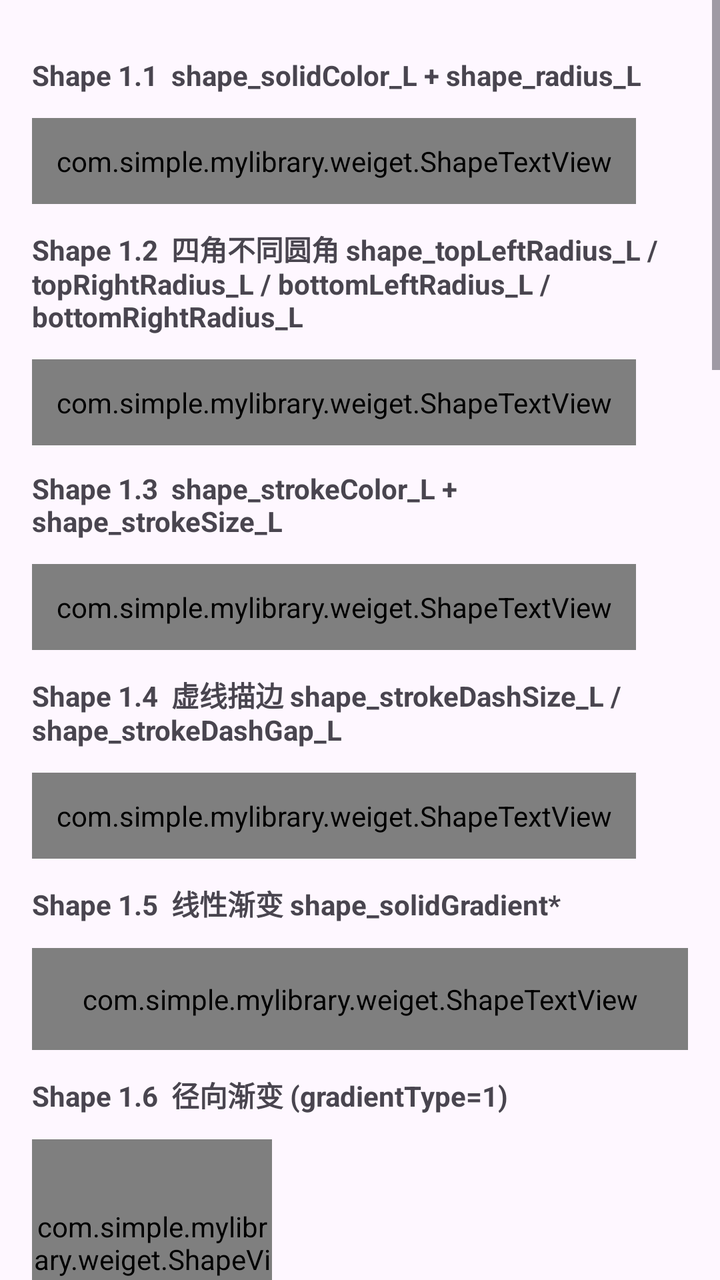
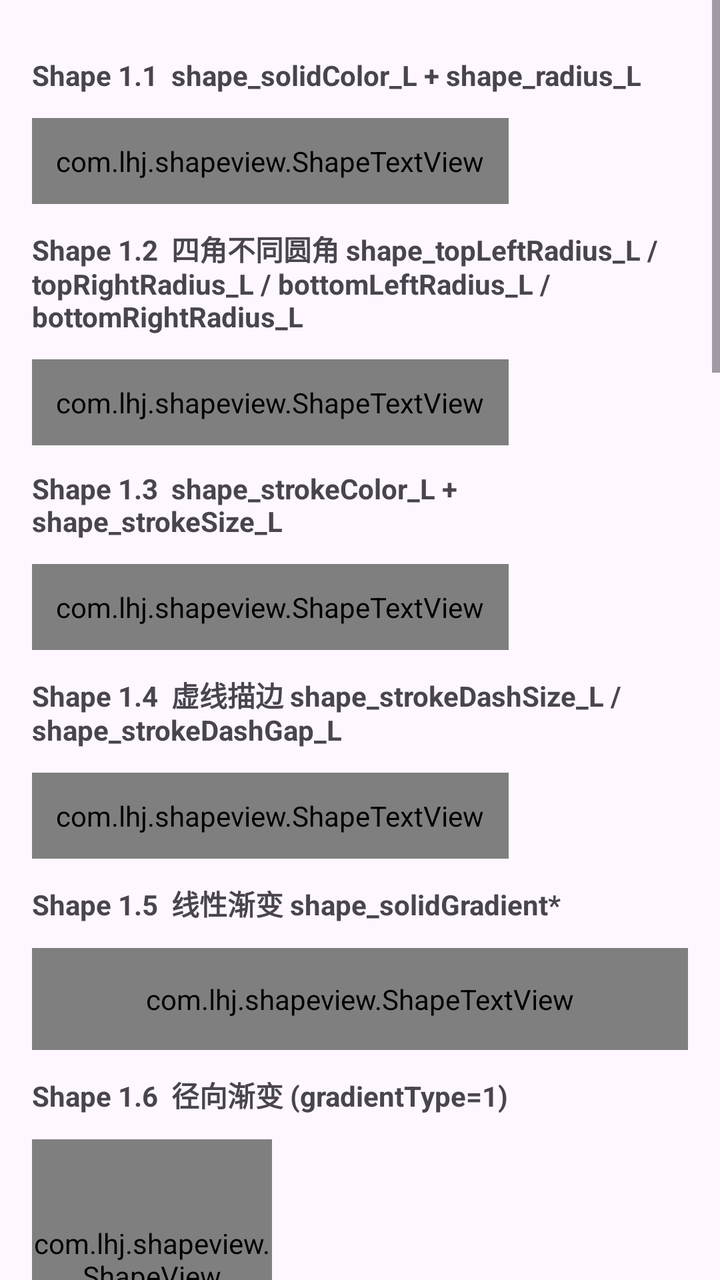

Compare the two renders of this Android layout. The source of the first and the diff that turns it into the second are given below.
<!-- AndroidManifest.xml: application theme Theme.MyApplication -->
<!-- res/layout/activity_view.xml -->
<?xml version="1.0" encoding="utf-8"?>
<ScrollView xmlns:android="http://schemas.android.com/apk/res/android"
    xmlns:app="http://schemas.android.com/apk/res-auto"
    xmlns:tools="http://schemas.android.com/tools"
    android:id="@+id/main"
    android:layout_width="match_parent"
    android:layout_height="match_parent"
    android:fillViewport="true"
    tools:context=".ViewActivity">

    <LinearLayout
        android:layout_width="match_parent"
        android:layout_height="wrap_content"
        android:orientation="vertical"
        android:padding="16dp">


        
        
        

        <TextView
            android:layout_width="wrap_content"
            android:layout_height="wrap_content"
            android:paddingVertical="12dp"
            android:text="Shape 1.1  shape_solidColor_L + shape_radius_L"
            android:textStyle="bold" />

        <com.simple.mylibrary.weiget.ShapeTextView
            android:layout_width="wrap_content"
            android:layout_height="wrap_content"
            android:gravity="center"
            android:padding="12dp"
            android:text="实心 + 圆角"
            android:textColor="#FFFFFF"
            app:shape_radius_L="8dp"
            app:shape_solidColor_L="#3F51B5" />


        <TextView
            android:layout_width="wrap_content"
            android:layout_height="wrap_content"
            android:paddingVertical="12dp"
            android:text="Shape 1.2  四角不同圆角 shape_topLeftRadius_L / topRightRadius_L / bottomLeftRadius_L / bottomRightRadius_L"
            android:textStyle="bold" />

        <com.simple.mylibrary.weiget.ShapeTextView
            android:layout_width="wrap_content"
            android:layout_height="wrap_content"
            android:gravity="center"
            android:padding="12dp"
            android:text="左上 16dp / 右下 16dp"
            android:textColor="#FFFFFF"
            app:shape_bottomRightRadius_L="16dp"
            app:shape_solidColor_L="#009688"
            app:shape_topLeftRadius_L="16dp" />


        <TextView
            android:layout_width="wrap_content"
            android:layout_height="wrap_content"
            android:paddingVertical="12dp"
            android:text="Shape 1.3  shape_strokeColor_L + shape_strokeSize_L"
            android:textStyle="bold" />

        <com.simple.mylibrary.weiget.ShapeTextView
            android:layout_width="wrap_content"
            android:layout_height="wrap_content"
            android:gravity="center"
            android:padding="12dp"
            android:text="描边 2dp + 半透明红"
            android:textColor="#E91E63"
            app:shape_radius_L="6dp"
            app:shape_solidColor_L="#FFF0F4"
            app:shape_strokeColor_L="#E91E63"
            app:shape_strokeSize_L="2dp" />


        <TextView
            android:layout_width="wrap_content"
            android:layout_height="wrap_content"
            android:paddingVertical="12dp"
            android:text="Shape 1.4  虚线描边 shape_strokeDashSize_L / shape_strokeDashGap_L"
            android:textStyle="bold" />

        <com.simple.mylibrary.weiget.ShapeTextView
            android:layout_width="wrap_content"
            android:layout_height="wrap_content"
            android:gravity="center"
            android:padding="12dp"
            android:text="虚线 6dp 间距 4dp"
            android:textColor="#FF9800"
            app:shape_radius_L="6dp"
            app:shape_solidColor_L="#FFFFFF"
            app:shape_strokeColor_L="#FF9800"
            app:shape_strokeDashGap_L="4dp"
            app:shape_strokeDashSize_L="6dp"
            app:shape_strokeSize_L="2dp" />


        <TextView
            android:layout_width="wrap_content"
            android:layout_height="wrap_content"
            android:paddingVertical="12dp"
            android:text="Shape 1.5  线性渐变 shape_solidGradient*"
            android:textStyle="bold" />

        <com.simple.mylibrary.weiget.ShapeTextView
            android:layout_width="match_parent"
            android:layout_height="wrap_content"
            android:gravity="center"
            android:padding="16dp"
            android:text="左→中→右 三段渐变 (LEFT_RIGHT)"
            android:textColor="#FFFFFF"
            app:shape_radius_L="8dp"
            app:shape_solidGradientCenterColor_L="#9C27B0"
            app:shape_solidGradientEndColor_L="#03A9F4"
            app:shape_solidGradientOrientation_L="leftToRight"
            app:shape_solidGradientStartColor_L="#F44336"
            app:shape_solidGradientType_L="linear" />


        <TextView
            android:layout_width="wrap_content"
            android:layout_height="wrap_content"
            android:paddingVertical="12dp"
            android:text="Shape 1.6  径向渐变 (gradientType=1)"
            android:textStyle="bold" />

        <com.simple.mylibrary.weiget.ShapeView
            android:layout_width="120dp"
            android:layout_height="120dp"
            app:shape_radius_L="60dp"
            app:shape_solidGradientCenterX_L="0.5"
            app:shape_solidGradientCenterY_L="0.5"
            app:shape_solidGradientEndColor_L="#1A237E"
            app:shape_solidGradientRadius_L="60dp"
            app:shape_solidGradientStartColor_L="#FFEB3B"
            app:shape_solidGradientType_L="radial" />


        <TextView
            android:layout_width="wrap_content"
            android:layout_height="wrap_content"
            android:paddingVertical="12dp"
            android:text="Shape 1.7  按压/选中态颜色 shape_solidPressedColor_L 等"
            android:textStyle="bold" />

        <com.simple.mylibrary.weiget.ShapeButton
            android:id="@+id/btn_color"
            android:layout_width="wrap_content"
            android:layout_height="wrap_content"
            android:text="按一下试试"
            android:textColor="#FFFFFF"
            app:shape_radius_L="24dp"
            app:shape_solidColor_L="#2196F3"
            app:shape_solidDisabledColor_L="#1F1E1E"
            app:shape_solidPressedColor_L="#FFC107"
            app:shape_solidSelectedColor_L="#3ABF3F" />


        <TextView
            android:layout_width="wrap_content"
            android:layout_height="wrap_content"
            android:paddingVertical="12dp"
            android:text="Shape 1.8  椭圆 shape_L=1"
            android:textStyle="bold" />

        <com.simple.mylibrary.weiget.ShapeView
            android:layout_width="120dp"
            android:layout_height="60dp"
            app:shape_L="oval"
            app:shape_solidColor_L="#4CAF50"
            app:shape_strokeColor_L="#1B5E20"
            app:shape_strokeSize_L="2dp" />


        <TextView
            android:layout_width="wrap_content"
            android:layout_height="wrap_content"
            android:paddingVertical="12dp"
            android:textColor="@color/black"
            android:text="Shape 1.9  圆环 shape_L=3 + shape_innerRadiusRatio_L / shape_thicknessRatio_L"
            android:textStyle="bold" />

        <com.simple.mylibrary.weiget.ShapeView
            android:layout_width="100dp"
            android:layout_height="100dp"
            app:shape_L="ring"
            app:shape_innerRadiusRatio_L="3"
            app:shape_solidColor_L="#FF5722"
            app:shape_thicknessRatio_L="9"
            app:shape_useLevel_L="false" />


        <TextView
            android:layout_width="wrap_content"
            android:layout_height="wrap_content"
            android:paddingVertical="12dp"
            android:textColor="@color/black"
            android:text="Shape 1.10  线条 shape_L=2 + shape_lineGravity_L"
            android:textStyle="bold" />

        <com.simple.mylibrary.weiget.ShapeView
            android:layout_width="match_parent"
            android:layout_height="20dp"
            app:shape_L="line"
            app:shape_lineGravity_L="center"
            app:shape_strokeColor_L="#607D8B"
            app:shape_strokeDashGap_L="4dp"
            app:shape_strokeDashSize_L="8dp"
            app:shape_strokeSize_L="2dp" />


        <TextView
            android:layout_width="wrap_content"
            android:layout_height="wrap_content"
            android:textColor="@color/black"
            android:text="Shape 1.11  显式 shape_width_L / shape_height_L"
            android:textStyle="bold" />

        <com.simple.mylibrary.weiget.ShapeView
            android:layout_width="wrap_content"
            android:layout_height="wrap_content"
            app:shape_height_L="48dp"
            app:shape_radius_L="24dp"
            app:shape_solidColor_L="#795548"
            app:shape_width_L="160dp" />


        <View
            android:layout_width="match_parent"
            android:layout_height="1dp"
            android:layout_marginVertical="24dp"
            android:background="#DDDDDD" />


        
        
        

        <TextView
            android:layout_width="wrap_content"
            android:layout_height="wrap_content"
            android:paddingVertical="12dp"
            android:text="Shadow 2.1  仅 shape_shadowElevation_L (系统默认黑色阴影，无 ambient 硬边)"
            android:textStyle="bold" />

        <com.simple.mylibrary.weiget.ShapeTextView
            android:layout_width="wrap_content"
            android:layout_height="wrap_content"
            android:gravity="center"
            android:padding="16dp"
            android:text="只设 elevation = 6dp"
            android:textColor="#212121"
            app:shape_radius_L="8dp"
            app:shape_shadowElevation_L="6dp"
            app:shape_solidColor_L="#FFFFFF" />


        <TextView
            android:layout_width="wrap_content"
            android:layout_height="wrap_content"
            android:paddingVertical="12dp"
            android:text="Shadow 2.2  shape_shadowSpotColor_L (主光彩色，ambient 自动透明)"
            android:textStyle="bold" />

        <com.simple.mylibrary.weiget.ShapeTextView
            android:layout_width="wrap_content"
            android:layout_height="wrap_content"
            android:gravity="center"
            android:padding="20dp"
            android:text="spotColor = #FF4081"
            android:textColor="#212121"
            app:shape_radius_L="8dp"
            app:shape_shadowElevation_L="4dp"
            app:shape_shadowSpotColor_L="#FF4081"/>


        <TextView
            android:layout_width="wrap_content"
            android:layout_height="wrap_content"
            android:paddingVertical="12dp"
            android:text="Shadow 2.3  shape_shadowAmbientColor_L (环境光彩色，spot 自动透明)"
            android:textStyle="bold" />

        <com.simple.mylibrary.weiget.ShapeTextView
            android:layout_width="wrap_content"
            android:layout_height="wrap_content"
            android:gravity="center"
            android:padding="16dp"
            android:text="ambientColor = #00BCD4"
            android:textColor="#212121"
            app:shape_radius_L="8dp"
            app:shape_shadowAmbientColor_L="#00BCD4"
            app:shape_shadowElevation_L="8dp"
            app:shape_solidColor_L="#FFFFFF" />


        <TextView
            android:layout_width="wrap_content"
            android:layout_height="wrap_content"
            android:paddingVertical="12dp"
            android:text="Shadow 2.4  spot + ambient 同时设(各自原值，互不影响)"
            android:textStyle="bold" />

        <com.simple.mylibrary.weiget.ShapeTextView
            android:layout_width="wrap_content"
            android:layout_height="wrap_content"
            android:gravity="center"
            android:padding="16dp"
            android:text="spot=#7C4DFF / ambient=#1A7C4DFF"
            android:textColor="#212121"
            app:shape_radius_L="8dp"
            app:shape_shadowAmbientColor_L="#1A7C4DFF"
            app:shape_shadowElevation_L="10dp"
            app:shape_shadowSpotColor_L="#7C4DFF"
            app:shape_solidColor_L="#FFFFFF" />


        <TextView
            android:layout_width="wrap_content"
            android:layout_height="wrap_content"
            android:paddingVertical="12dp"
            android:text="Shadow 2.5  shape_shadowMaxElevation_L (兼容计算用的最大阴影高度)"
            android:textStyle="bold" />

        <com.simple.mylibrary.weiget.ShapeTextView
            android:layout_width="wrap_content"
            android:layout_height="wrap_content"
            android:gravity="center"
            android:padding="16dp"
            android:text="elevation=4dp / max=12dp"
            android:textColor="#212121"
            app:shape_radius_L="8dp"
            app:shape_shadowElevation_L="4dp"
            app:shape_shadowMaxElevation_L="12dp"
            app:shape_shadowSpotColor_L="#33000000"
            app:shape_solidColor_L="#FFFFFF" />


        <TextView
            android:layout_width="wrap_content"
            android:layout_height="wrap_content"
            android:paddingVertical="12dp"
            android:text="Shadow 2.10  shape_shadowUseCompatPadding_L / shape_shadowPreventCornerOverlap_L"
            android:textStyle="bold" />

        <com.simple.mylibrary.weiget.ShapeTextView
            android:layout_width="wrap_content"
            android:layout_height="wrap_content"
            android:gravity="center"
            android:padding="16dp"
            android:text="compat=true / preventOverlap=true"
            android:textColor="#212121"
            app:shape_radius_L="12dp"
            app:shape_shadowElevation_L="6dp"
            app:shape_shadowPreventCornerOverlap_L="true"
            app:shape_shadowSpotColor_L="#33000000"
            app:shape_shadowUseCompatPadding_L="true"
            app:shape_solidColor_L="#FFFFFF" />


        <View
            android:layout_width="match_parent"
            android:layout_height="1dp"
            android:layout_marginVertical="24dp"
            android:background="#DDDDDD" />


        
        
        

        <TextView
            android:layout_width="wrap_content"
            android:layout_height="wrap_content"
            android:paddingVertical="12dp"
            android:text="Combo  Shape 渐变 + Shadow 彩色阴影 + 圆角同步到 outline"
            android:textStyle="bold" />

        <com.simple.mylibrary.weiget.ShapeLinearLayout
            android:layout_width="match_parent"
            android:layout_height="wrap_content"
            android:layout_marginBottom="24dp"
            android:orientation="vertical"
            android:layout_marginTop="10dp"
            android:paddingStart="10dp"
            android:paddingTop="10dp"
            android:paddingBottom="10dp"
            android:paddingEnd="10dp"
            app:shape_radius_L="12dp"
            app:shape_shadowElevation_L="5dp"
            app:shape_shadowSpotColor_L="#FF5722"
            app:shape_solidGradientEndColor_L="#311B92"
            app:shape_solidGradientOrientation_L="topLeftToBottomRight"
            app:shape_solidGradientStartColor_L="#6200EE">

            <TextView
                android:layout_width="wrap_content"
                android:layout_height="wrap_content"
                android:text="标题"
                android:textColor="#FFFFFF"
                android:textSize="16sp"
                android:textStyle="bold" />

            <TextView
                android:layout_width="match_parent"
                android:layout_height="wrap_content"
                android:paddingTop="8dp"
                android:text="渐变背景 + 紫色阴影 + 12dp 圆角，shadow padding 自动留出"
                android:textColor="#E1BEE7"
                android:textSize="13sp" />
        </com.simple.mylibrary.weiget.ShapeLinearLayout>


        <com.simple.mylibrary.weiget.ShapeEditText
            android:layout_width="100dp"
            android:layout_height="wrap_content"
            android:padding="10dp"
            app:layout_constraintBottom_toBottomOf="parent"
            app:layout_constraintEnd_toEndOf="parent"
            app:shape_shadowElevation_L="3dp"
            app:layout_constraintStart_toStartOf="parent"
            app:layout_constraintTop_toTopOf="parent"
            app:shape_shadowSpotColor_L="#FF00FF"
            app:shape_shadowOffsetY_L="4dp"
            app:shape_shadowOffsetX_L="2dp"
            app:shape_strokeSize_L="1dp"
            app:shape_strokeColor_L="@color/black"
            app:shape_radius_L="8dp"
            app:shape_solidColor_L="@color/white" />
    </LinearLayout>
</ScrollView>
<!-- resources referenced by this layout -->
<resources>
  <color name="black">#FF000000</color>
  <color name="white">#FFFFFFFF</color>
  <style name="Theme.MyApplication" parent="Base.Theme.MyApplication" />
  <style name="Base.Theme.MyApplication" parent="Theme.Material3.DayNight.NoActionBar">
          
          
      </style>
</resources>

<!-- the commit's change to res/layout/activity_view.xml (unified diff, before → after) -->
@@ -26,7 +26,7 @@
             android:text="Shape 1.1  shape_solidColor_L + shape_radius_L"
             android:textStyle="bold" />
 
-        <com.simple.mylibrary.weiget.ShapeTextView
+        <com.lhj.shapeview.ShapeTextView
             android:layout_width="wrap_content"
             android:layout_height="wrap_content"
             android:gravity="center"
@@ -44,7 +44,7 @@
             android:text="Shape 1.2  四角不同圆角 shape_topLeftRadius_L / topRightRadius_L / bottomLeftRadius_L / bottomRightRadius_L"
             android:textStyle="bold" />
 
-        <com.simple.mylibrary.weiget.ShapeTextView
+        <com.lhj.shapeview.ShapeTextView
             android:layout_width="wrap_content"
             android:layout_height="wrap_content"
             android:gravity="center"
@@ -63,7 +63,7 @@
             android:text="Shape 1.3  shape_strokeColor_L + shape_strokeSize_L"
             android:textStyle="bold" />
 
-        <com.simple.mylibrary.weiget.ShapeTextView
+        <com.lhj.shapeview.ShapeTextView
             android:layout_width="wrap_content"
             android:layout_height="wrap_content"
             android:gravity="center"
@@ -83,7 +83,7 @@
             android:text="Shape 1.4  虚线描边 shape_strokeDashSize_L / shape_strokeDashGap_L"
             android:textStyle="bold" />
 
-        <com.simple.mylibrary.weiget.ShapeTextView
+        <com.lhj.shapeview.ShapeTextView
             android:layout_width="wrap_content"
             android:layout_height="wrap_content"
             android:gravity="center"
@@ -105,7 +105,7 @@
             android:text="Shape 1.5  线性渐变 shape_solidGradient*"
             android:textStyle="bold" />
 
-        <com.simple.mylibrary.weiget.ShapeTextView
+        <com.lhj.shapeview.ShapeTextView
             android:layout_width="match_parent"
             android:layout_height="wrap_content"
             android:gravity="center"
@@ -127,7 +127,7 @@
             android:text="Shape 1.6  径向渐变 (gradientType=1)"
             android:textStyle="bold" />
 
-        <com.simple.mylibrary.weiget.ShapeView
+        <com.lhj.shapeview.ShapeView
             android:layout_width="120dp"
             android:layout_height="120dp"
             app:shape_radius_L="60dp"
@@ -146,7 +146,7 @@
             android:text="Shape 1.7  按压/选中态颜色 shape_solidPressedColor_L 等"
             android:textStyle="bold" />
 
-        <com.simple.mylibrary.weiget.ShapeButton
+        <com.lhj.shapeview.ShapeButton
             android:id="@+id/btn_color"
             android:layout_width="wrap_content"
             android:layout_height="wrap_content"
@@ -166,7 +166,7 @@
             android:text="Shape 1.8  椭圆 shape_L=1"
             android:textStyle="bold" />
 
-        <com.simple.mylibrary.weiget.ShapeView
+        <com.lhj.shapeview.ShapeView
             android:layout_width="120dp"
             android:layout_height="60dp"
             app:shape_L="oval"
@@ -183,7 +183,7 @@
             android:text="Shape 1.9  圆环 shape_L=3 + shape_innerRadiusRatio_L / shape_thicknessRatio_L"
             android:textStyle="bold" />
 
-        <com.simple.mylibrary.weiget.ShapeView
+        <com.lhj.shapeview.ShapeView
             android:layout_width="100dp"
             android:layout_height="100dp"
             app:shape_L="ring"
@@ -201,7 +201,7 @@
             android:text="Shape 1.10  线条 shape_L=2 + shape_lineGravity_L"
             android:textStyle="bold" />
 
-        <com.simple.mylibrary.weiget.ShapeView
+        <com.lhj.shapeview.ShapeView
             android:layout_width="match_parent"
             android:layout_height="20dp"
             app:shape_L="line"
@@ -219,7 +219,7 @@
             android:text="Shape 1.11  显式 shape_width_L / shape_height_L"
             android:textStyle="bold" />
 
-        <com.simple.mylibrary.weiget.ShapeView
+        <com.lhj.shapeview.ShapeView
             android:layout_width="wrap_content"
             android:layout_height="wrap_content"
             app:shape_height_L="48dp"
@@ -246,7 +246,7 @@
             android:text="Shadow 2.1  仅 shape_shadowElevation_L (系统默认黑色阴影，无 ambient 硬边)"
             android:textStyle="bold" />
 
-        <com.simple.mylibrary.weiget.ShapeTextView
+        <com.lhj.shapeview.ShapeTextView
             android:layout_width="wrap_content"
             android:layout_height="wrap_content"
             android:gravity="center"
@@ -265,7 +265,7 @@
             android:text="Shadow 2.2  shape_shadowSpotColor_L (主光彩色，ambient 自动透明)"
             android:textStyle="bold" />
 
-        <com.simple.mylibrary.weiget.ShapeTextView
+        <com.lhj.shapeview.ShapeTextView
             android:layout_width="wrap_content"
             android:layout_height="wrap_content"
             android:gravity="center"
@@ -284,7 +284,7 @@
             android:text="Shadow 2.3  shape_shadowAmbientColor_L (环境光彩色，spot 自动透明)"
             android:textStyle="bold" />
 
-        <com.simple.mylibrary.weiget.ShapeTextView
+        <com.lhj.shapeview.ShapeTextView
             android:layout_width="wrap_content"
             android:layout_height="wrap_content"
             android:gravity="center"
@@ -304,7 +304,7 @@
             android:text="Shadow 2.4  spot + ambient 同时设(各自原值，互不影响)"
             android:textStyle="bold" />
 
-        <com.simple.mylibrary.weiget.ShapeTextView
+        <com.lhj.shapeview.ShapeTextView
             android:layout_width="wrap_content"
             android:layout_height="wrap_content"
             android:gravity="center"
@@ -325,7 +325,7 @@
             android:text="Shadow 2.5  shape_shadowMaxElevation_L (兼容计算用的最大阴影高度)"
             android:textStyle="bold" />
 
-        <com.simple.mylibrary.weiget.ShapeTextView
+        <com.lhj.shapeview.ShapeTextView
             android:layout_width="wrap_content"
             android:layout_height="wrap_content"
             android:gravity="center"
@@ -346,7 +346,7 @@
             android:text="Shadow 2.10  shape_shadowUseCompatPadding_L / shape_shadowPreventCornerOverlap_L"
             android:textStyle="bold" />
 
-        <com.simple.mylibrary.weiget.ShapeTextView
+        <com.lhj.shapeview.ShapeTextView
             android:layout_width="wrap_content"
             android:layout_height="wrap_content"
             android:gravity="center"
@@ -379,7 +379,7 @@
             android:text="Combo  Shape 渐变 + Shadow 彩色阴影 + 圆角同步到 outline"
             android:textStyle="bold" />
 
-        <com.simple.mylibrary.weiget.ShapeLinearLayout
+        <com.lhj.shapeview.ShapeLinearLayout
             android:layout_width="match_parent"
             android:layout_height="wrap_content"
             android:layout_marginBottom="24dp"
@@ -411,10 +411,10 @@
                 android:text="渐变背景 + 紫色阴影 + 12dp 圆角，shadow padding 自动留出"
                 android:textColor="#E1BEE7"
                 android:textSize="13sp" />
-        </com.simple.mylibrary.weiget.ShapeLinearLayout>
-
-
-        <com.simple.mylibrary.weiget.ShapeEditText
+        </com.lhj.shapeview.ShapeLinearLayout>
+
+
+        <com.lhj.shapeview.ShapeEditText
             android:layout_width="100dp"
             android:layout_height="wrap_content"
             android:padding="10dp"
